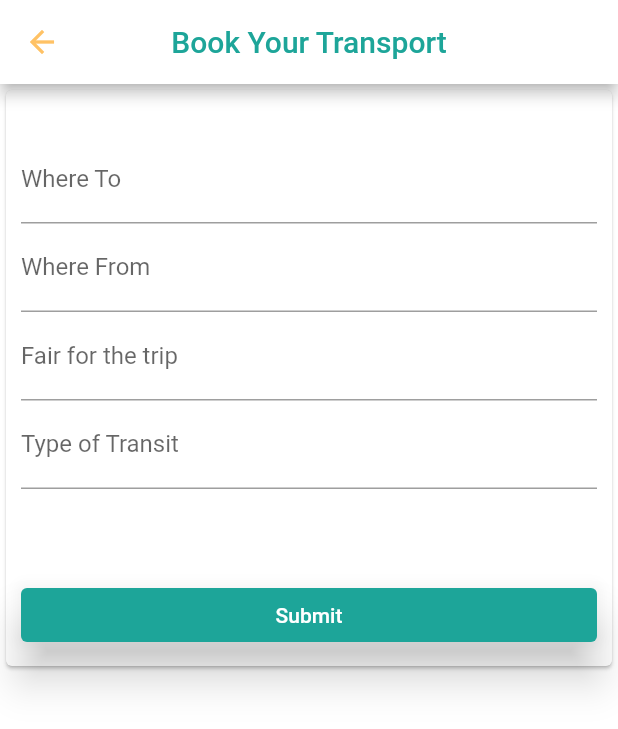
After one commit to SMAnas-00/Palmer, a Flutter app: the addTransportScreen screen opened directly, after a tap on "Submit", after a tap on the "arrow back" icon, after a tap on the "add" icon, on a phone screen of 412 x 824 dp. The commit adds this screen. Shown: the top 729 px of the screen. Run offline on Flutter 3.47's test engine with Material 2 defaults, Android fonts, the phone set to English and light mode, and no system bars; our stand-ins replace cloud_firestore, email_validator, firebase_auth, firebase_core, firebase_storage, fluttertoast and 2 more; accounts and stored records are empty.

Commit message:
Updates on (19/12/2022 - 5:33pm PST)

```diff
--- /dev/null
+++ b/lib/Services/Transport/Transport.dart
@@ -0,0 +1,86 @@
+import 'package:cloud_firestore/cloud_firestore.dart';
+import 'package:flutter/material.dart';
+import 'package:palmer/Services/Transport/addTransport.dart';
+
+import '../../HomeScreen.dart';
+import '../../addons/NavBar.dart';
+
+class TransportService extends StatefulWidget {
+  const TransportService({super.key});
+
+  @override
+  State<TransportService> createState() => _TransportServiceState();
+}
+
+class _TransportServiceState extends State<TransportService> {
+  FirebaseFirestore firestore = FirebaseFirestore.instance;
+  CollectionReference Transportitems = FirebaseFirestore.instance
+      .collection('app')
+      .doc('Services')
+      .collection('Transport');
+  late Stream<QuerySnapshot> _streamTransport;
+
+  void initState() {
+    super.initState();
+    _streamTransport = Transportitems.snapshots();
+  }
+
+  @override
+  Widget build(BuildContext context) {
+    final BackArrow = IconButton(
+        color: Color.fromARGB(255, 255, 194, 101),
+        onPressed: () {
+          Navigator.pushReplacement(
+              context, MaterialPageRoute(builder: (context) => Home()));
+        },
+        icon: Icon(Icons.arrow_back));
+    return Scaffold(
+      appBar: AppBar(
+        leading: BackArrow,
+        automaticallyImplyLeading: true,
+        title: Text(
+          'Transport',
+          style: TextStyle(color: Color.fromARGB(255, 29, 165, 153)),
+        ),
+        actions: [
+          GestureDetector(
+            child: Container(
+                margin: EdgeInsets.symmetric(horizontal: 15),
+                child:
+                    Icon(Icons.add, color: Color.fromARGB(255, 255, 194, 101))),
+            onTap: () {
+              Navigator.pushReplacement(
+                  context,
+                  MaterialPageRoute(
+                      builder: (context) => addTransportScreen()));
+            },
+          )
+        ],
+        backgroundColor: Color.fromARGB(255, 254, 253, 252),
+      ),
+      drawer: NavBar(),
+      body: StreamBuilder(
+          stream: _streamTransport,
+          builder: (BuildContext context, AsyncSnapshot snapshot) {
+            if (snapshot.hasError) {
+              return Center(child: Text(snapshot.error.toString()));
+            }
+            if (snapshot.connectionState == ConnectionState.active) {
+              QuerySnapshot querySnapshot = snapshot.data;
+              List<QueryDocumentSnapshot> listqureysnap = querySnapshot.docs;
+              return ListView.builder(
+                itemCount: listqureysnap.length,
+                itemBuilder: (context, index) {
+                  QueryDocumentSnapshot document = listqureysnap[index];
+                  //final img = document['Hotel_image'].toString();
+                  return Container(
+                    child: Text(document['Transport_type']),
+                  );
+                },
+              );
+            }
+            return Center(child: CircularProgressIndicator());
+          }),
+    );
+  }
+}
--- /dev/null
+++ b/lib/Services/Transport/addTransport.dart
@@ -0,0 +1,145 @@
+import 'package:cloud_firestore/cloud_firestore.dart';
+import 'package:flutter/material.dart';
+import 'package:palmer/Services/Transport/Transport.dart';
+
+import '../../main.dart';
+
+class addTransportScreen extends StatefulWidget {
+  const addTransportScreen({super.key});
+
+  @override
+  State<addTransportScreen> createState() => _addTransportScreenState();
+}
+
+class _addTransportScreenState extends State<addTransportScreen> {
+  FirebaseFirestore firestore = FirebaseFirestore.instance;
+  final _formKey = GlobalKey<FormState>();
+  final _WhereTo = TextEditingController();
+  final _WhereFrom = TextEditingController();
+  final _Fairforthetrip = TextEditingController();
+  final _Transtype = TextEditingController();
+
+  addTransport() async {
+    _formKey.currentState!.save();
+    if (_formKey.currentState!.validate()) {
+      print("Form is vaid ");
+
+      print('Data for login ');
+
+      var did = DateTime.now().microsecondsSinceEpoch;
+
+      try {
+        await firestore
+            .collection('app')
+            .doc('Services')
+            .collection('Transport')
+            .doc('$did')
+            .set({
+          'Pick_up': _WhereFrom.text,
+          'Destination': _WhereTo.text,
+          'Fair': _Fairforthetrip.text,
+          'Transport_type': _Transtype.text,
+          'Trip_id': did.toString()
+        });
+      } on FirebaseException catch (e) {
+        displayMessage(e.toString());
+      }
+    }
+  }
+
+  @override
+  Widget build(BuildContext context) {
+    final BackArrow = IconButton(
+        color: Color.fromARGB(255, 255, 194, 101),
+        onPressed: () {
+          Navigator.pushReplacement(context,
+              MaterialPageRoute(builder: (context) => TransportService()));
+        },
+        icon: Icon(Icons.arrow_back));
+    return Scaffold(
+      backgroundColor: Colors.white,
+      appBar: AppBar(
+        leading: BackArrow,
+        centerTitle: true,
+        title: Text('Book Your Transport',
+            style: TextStyle(color: Color.fromARGB(255, 29, 165, 153))),
+        backgroundColor: Colors.white,
+      ),
+      body: Card(
+        child: Container(
+          padding: EdgeInsets.all(10),
+          child: Form(
+            key: _formKey,
+            child: ListView(
+              shrinkWrap: true,
+              children: [
+                SizedBox(
+                  height: 20,
+                ),
+                TextFormField(
+                  controller: _WhereTo,
+                  keyboardType: TextInputType.text,
+                  decoration: InputDecoration(
+                    labelText: 'Where To',
+                  ),
+                  validator: (value) {
+                    if (value == null || value.isEmpty) {
+                      return 'Destination Required';
+                    }
+                    return null;
+                  },
+                ),
+                TextFormField(
+                  controller: _WhereFrom,
+                  keyboardType: TextInputType.text,
+                  decoration: InputDecoration(labelText: 'Where From'),
+                  validator: (value) {
+                    if (value == null || value.isEmpty) {
+                      return 'Destination Required';
+                    }
+                    return null;
+                  },
+                ),
+                TextFormField(
+                  controller: _Fairforthetrip,
+                  keyboardType: TextInputType.number,
+                  decoration: InputDecoration(labelText: 'Fair for the trip'),
+                  validator: (value) {
+                    if (value == null || value.isEmpty) {
+                      return 'Fair Required';
+                    }
+                    return null;
+                  },
+                ),
+                TextFormField(
+                  controller: _Transtype,
+                  keyboardType: TextInputType.number,
+                  decoration: InputDecoration(labelText: 'Type of Transit'),
+                  validator: (value) {
+                    if (value == null || value.isEmpty) {
+                      return 'Required';
+                    }
+                    return null;
+                  },
+                ),
+                SizedBox(
+                  height: 30,
+                ),
+                SizedBox(
+                  height: 30,
+                ),
+                ElevatedButton(
+                  style: ElevatedButton.styleFrom(
+                      elevation: 12.0,
+                      backgroundColor: Color.fromARGB(255, 29, 165, 153)),
+                  onPressed: addTransport,
+                  child: Text('Submit'),
+                ),
+              ],
+            ),
+          ),
+        ),
+      ),
+    );
+  }
+}
```
Also changed, not shown: lib/Services/Hotels/Hotels.dart (+6 -56 lines), lib/Services/Hotels/addHotels.dart (+0 -8 lines), lib/addons/NavBar.dart (+19 -3 lines).
